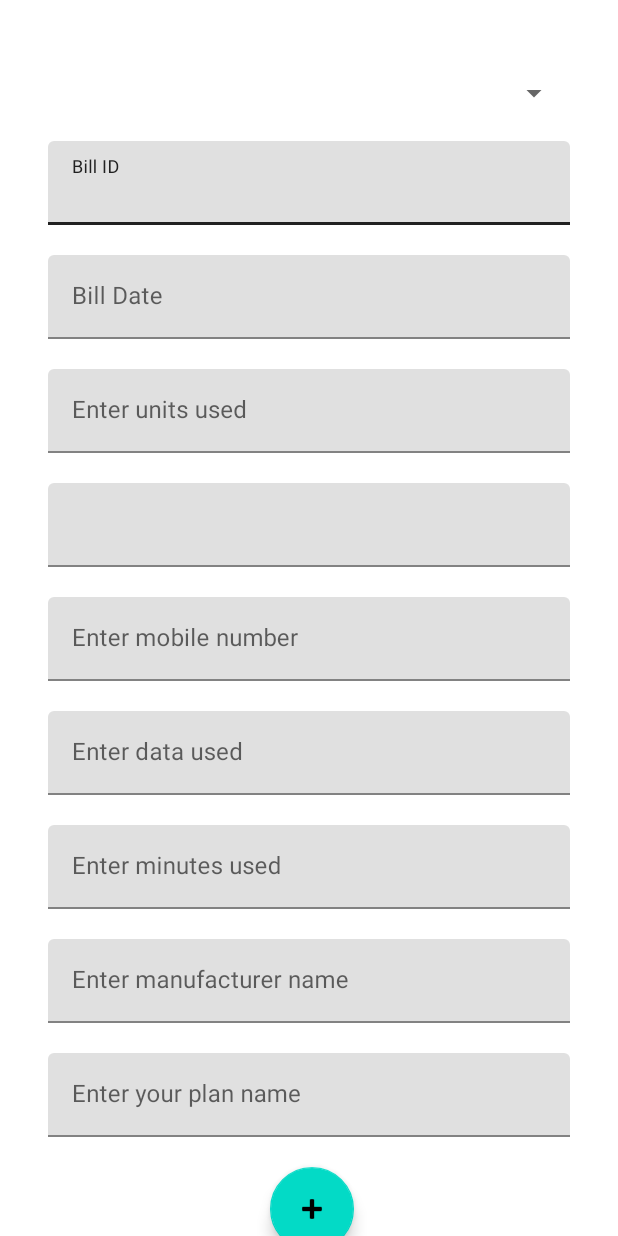
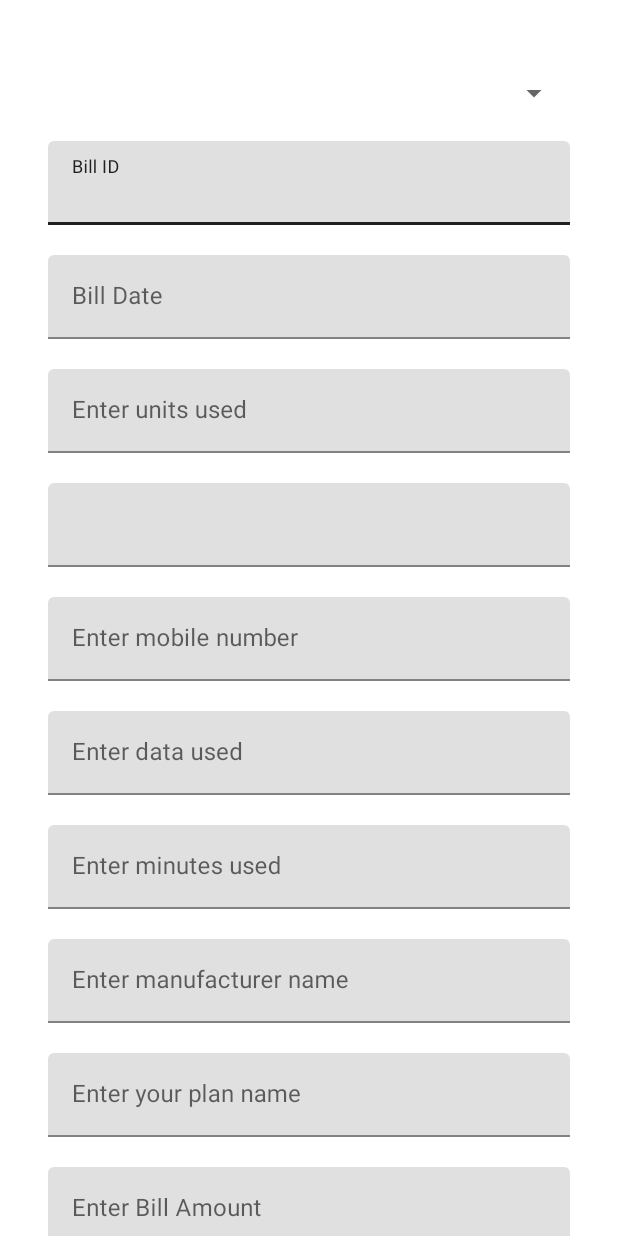
Before and after one commit to neeliadithyasai/C0771910_W2020_MAD3125_FP, an Android app: the layout activity_add_bill.xml on its own in the app's theme, with its tools: preview values and no code run, on a phone screen of 412 x 824 dp. Run offline under Robolectric (Android 15) with nearby library versions, the phone set to English and light mode, and no system bars.

Commit message:
[AN] Added bill field.

```diff
--- a/app/src/main/res/layout/activity_add_bill.xml
+++ b/app/src/main/res/layout/activity_add_bill.xml
@@ -160,6 +160,22 @@
                 android:hint="Enter your plan name" />
         </com.google.android.material.textfield.TextInputLayout>
 
+        <com.google.android.material.textfield.TextInputLayout
+            android:id="@+id/billAmountTextInputLayout"
+            android:layout_width="match_parent"
+            android:layout_height="wrap_content"
+            android:layout_marginStart="32dp"
+            android:layout_marginTop="20dp"
+            android:layout_marginEnd="32dp">
+
+            <com.google.android.material.textfield.TextInputEditText
+                android:id="@+id/billAmountInputEditText"
+                android:layout_width="match_parent"
+                android:layout_height="wrap_content"
+                android:hint="Enter Bill Amount" />
+        </com.google.android.material.textfield.TextInputLayout>
+
+
 
         <com.google.android.material.floatingactionbutton.FloatingActionButton
             android:id="@+id/fab"
```
